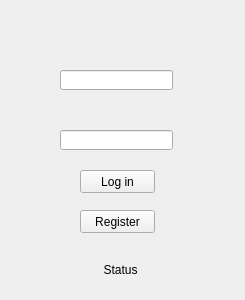
Qt form widget.ui (fedusiv/fluff_client) before a commit.
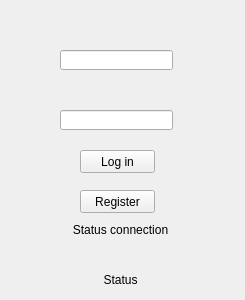
The same form after that commit.

Commit message: fix connection ui. fix login. ready for next

```diff
--- a/widget.ui
+++ b/widget.ui
@@ -17,7 +17,7 @@
    <property name="geometry">
     <rect>
      <x>80</x>
-     <y>170</y>
+     <y>150</y>
      <width>75</width>
      <height>23</height>
     </rect>
@@ -30,7 +30,7 @@
    <property name="geometry">
     <rect>
      <x>60</x>
-     <y>70</y>
+     <y>50</y>
      <width>113</width>
      <height>20</height>
     </rect>
@@ -40,7 +40,7 @@
    <property name="geometry">
     <rect>
      <x>60</x>
-     <y>130</y>
+     <y>110</y>
      <width>113</width>
      <height>20</height>
     </rect>
@@ -50,7 +50,7 @@
    <property name="geometry">
     <rect>
      <x>80</x>
-     <y>210</y>
+     <y>190</y>
      <width>75</width>
      <height>23</height>
     </rect>
@@ -62,9 +62,9 @@
   <widget class="QLabel" name="label_Status">
    <property name="geometry">
     <rect>
-     <x>50</x>
-     <y>260</y>
-     <width>141</width>
+     <x>10</x>
+     <y>270</y>
+     <width>221</width>
      <height>20</height>
     </rect>
    </property>
@@ -75,6 +75,22 @@
     <set>Qt::AlignCenter</set>
    </property>
   </widget>
+  <widget class="QLabel" name="label_StatusConnection">
+   <property name="geometry">
+    <rect>
+     <x>60</x>
+     <y>220</y>
+     <width>121</width>
+     <height>20</height>
+    </rect>
+   </property>
+   <property name="text">
+    <string>Status connection</string>
+   </property>
+   <property name="alignment">
+    <set>Qt::AlignCenter</set>
+   </property>
+  </widget>
  </widget>
  <layoutdefault spacing="6" margin="11"/>
  <resources/>
```
The commit also changes 6 other files.
